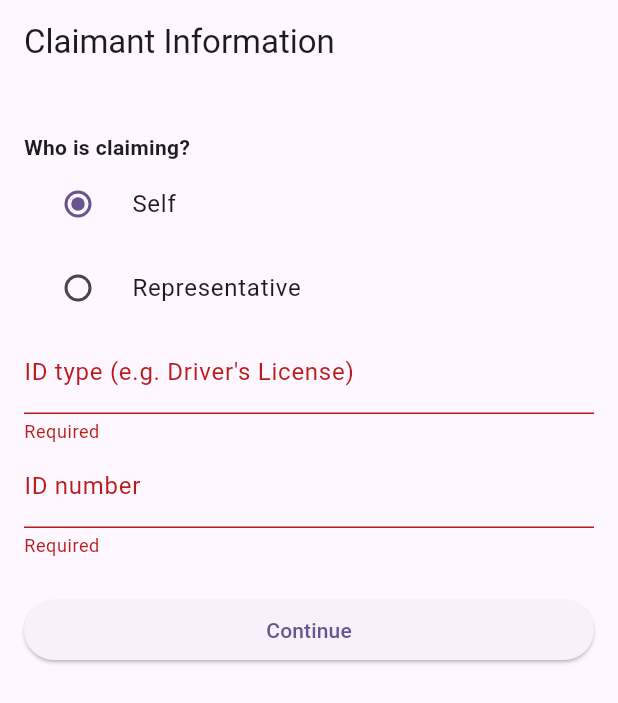
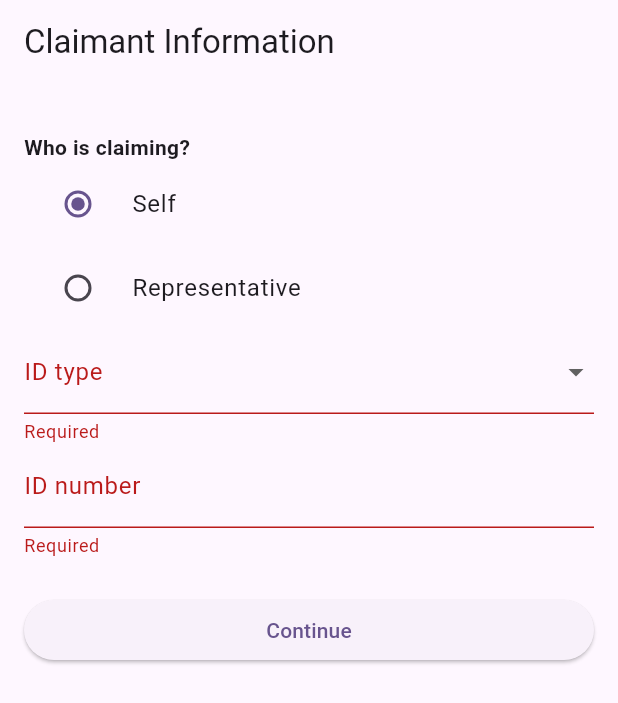
Before and after one commit to g8devt/QRScannerLGU, a Flutter app: the ClaimantInfoPage screen opened directly, after a tap on "Continue", on a phone screen of 412 x 824 dp. Shown: the top 703 px of the screen. Run offline on Flutter 3.47's test engine with Material 3 defaults, Android fonts, the phone set to English and light mode, and no system bars; our stand-ins replace equatable, flutter_bloc, image_picker; missing offline and left inert: mobile_scanner.

Commit message:
feat(flutter): make claimant ID type a dropdown of Philippine ID types
Replaces the free-text ID type field on ClaimantInfoPage with a
DropdownButtonFormField populated from a standard 'valid ID' list
(passport, driver's license, UMID, PhilSys, PhilHealth, Postal, Voter's,
PRC, TIN, Senior Citizen, PWD, Barangay, Other) — matches what LGUs/banks
already accept for over-the-counter identity checks, and prevents
free-text typos/inconsistent labels being sent to submit_claim_bataan's
claimant_id_type field.

Co-Authored-By: Claude Sonnet 5 <noreply@anthropic.com>

```diff
--- a/lib/features/social_service_claim/presentation/pages/claimant_info_page.dart
+++ b/lib/features/social_service_claim/presentation/pages/claimant_info_page.dart
@@ -5,6 +5,25 @@ import '../../domain/entities/claimant_info.dart';
 import '../bloc/claim_bloc.dart';
 import '../bloc/claim_event.dart';
 import 'confirm_identity_page.dart';
+
+/// Government-issued ID types accepted for claimant verification in the
+/// Philippines. Matches the standard "valid ID" list LGUs and banks use for
+/// over-the-counter identity checks.
+const List<String> philippineIdTypes = [
+  'Philippine Passport',
+  "Driver's License",
+  'UMID (SSS/GSIS/PhilHealth/Pag-IBIG)',
+  'PhilSys National ID',
+  'PhilHealth ID',
+  'Postal ID',
+  "Voter's ID / Voter's Certification",
+  'PRC ID',
+  'TIN ID',
+  'Senior Citizen ID',
+  'PWD ID',
+  'Barangay ID',
+  'Other',
+];
 
 class ClaimantInfoPage extends StatefulWidget {
   const ClaimantInfoPage({super.key});
@@ -15,9 +34,9 @@ class ClaimantInfoPage extends StatefulWidget {
 
 class _ClaimantInfoPageState extends State<ClaimantInfoPage> {
   ClaimantType _type = ClaimantType.self;
+  String? _idType;
   final _nameController = TextEditingController();
   final _relationController = TextEditingController();
-  final _idTypeController = TextEditingController();
   final _idNumberController = TextEditingController();
   final _formKey = GlobalKey<FormState>();
 
@@ -25,7 +44,6 @@ class _ClaimantInfoPageState extends State<ClaimantInfoPage> {
   void dispose() {
     _nameController.dispose();
     _relationController.dispose();
-    _idTypeController.dispose();
     _idNumberController.dispose();
     super.dispose();
   }
@@ -36,7 +54,7 @@ class _ClaimantInfoPageState extends State<ClaimantInfoPage> {
       type: _type,
       name: _type == ClaimantType.representative ? _nameController.text.trim() : '',
       relation: _type == ClaimantType.representative ? _relationController.text.trim() : '',
-      idType: _idTypeController.text.trim(),
+      idType: _idType ?? '',
       idNumber: _idNumberController.text.trim(),
     );
     context.read<ClaimBloc>().add(ClaimantInfoSaved(info));
@@ -86,10 +104,14 @@ class _ClaimantInfoPageState extends State<ClaimantInfoPage> {
                   validator: (v) => (v == null || v.trim().isEmpty) ? 'Required' : null,
                 ),
               ],
-              TextFormField(
-                controller: _idTypeController,
-                decoration: const InputDecoration(labelText: "ID type (e.g. Driver's License)"),
-                validator: (v) => (v == null || v.trim().isEmpty) ? 'Required' : null,
+              DropdownButtonFormField<String>(
+                initialValue: _idType,
+                decoration: const InputDecoration(labelText: 'ID type'),
+                items: [
+                  for (final type in philippineIdTypes) DropdownMenuItem(value: type, child: Text(type)),
+                ],
+                onChanged: (v) => setState(() => _idType = v),
+                validator: (v) => (v == null || v.isEmpty) ? 'Required' : null,
               ),
               TextFormField(
                 controller: _idNumberController,
```
